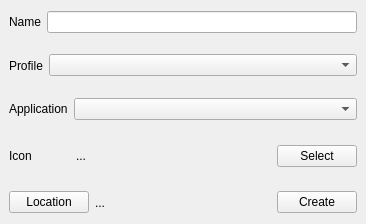
Above: src/plugin/shortcutter/ui/shortcutter_creator.ui from Kezyma/ModOrganizer-Plugins before the change. Below: the same form after it.
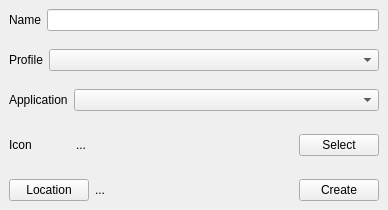
That is the form after the change.

Patch:
```diff
--- a/src/plugin/shortcutter/ui/shortcutter_creator.ui
+++ b/src/plugin/shortcutter/ui/shortcutter_creator.ui
@@ -6,8 +6,8 @@
    <rect>
     <x>0</x>
     <y>0</y>
-    <width>366</width>
-    <height>224</height>
+    <width>388</width>
+    <height>205</height>
    </rect>
   </property>
   <property name="windowTitle">
```
Left out of the diff: 18 changed lines with no effect on the pictures.
